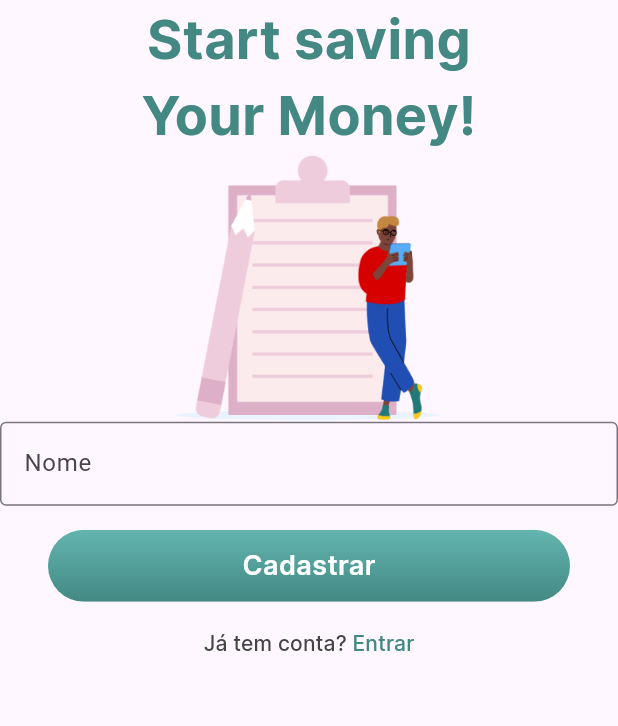
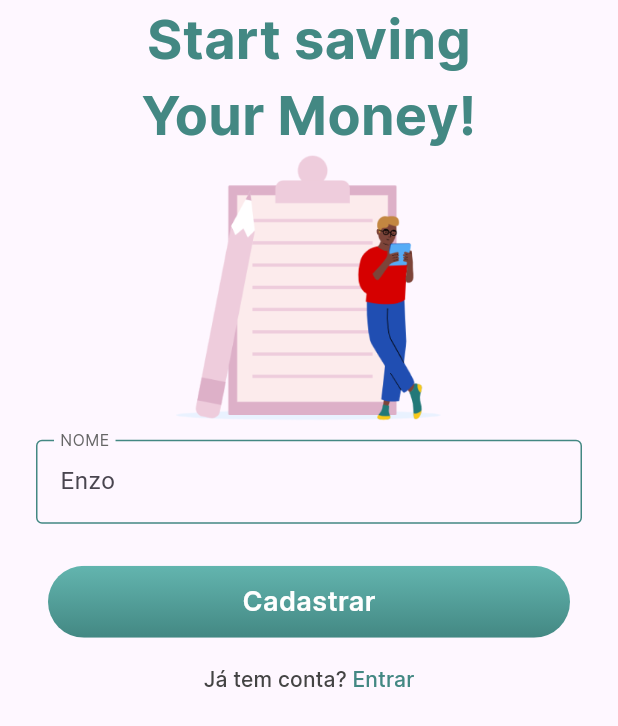
Before and after one commit to RafaelJordao06/financy_app, a Flutter app: the screen it shows after launch, on a phone screen of 412 x 824 dp. Shown: the top 726 px of the screen. Run offline on Flutter 3.47's test engine with Material 3 defaults, Android fonts, the phone set to English and light mode, and no system bars.

Commit message:
criando componente do text form field

```diff
--- a/lib/app.dart
+++ b/lib/app.dart
@@ -1,5 +1,5 @@
 // import 'package:financy_app/features/onboarding/onboarding_page.dart';
-import 'package:financy_app/common/constants/themes/default_theme.dart';
+//import 'package:financy_app/common/constants/themes/default_theme.dart';
 import 'package:financy_app/features/sign_up/sign_up_page.dart';
 // import 'package:financy_app/features/splash/splash.page.dart';
 import 'package:flutter/material.dart';
--- a/lib/common/constants/app_colors.dart
+++ b/lib/common/constants/app_colors.dart
@@ -15,5 +15,6 @@ class AppColors {
   ];
   static const Color white = Color(0xFFFFFFFF);
   static const Color iceWhite = Color(0xFFEEF8F7);
-  static const Color grey = Color(0xFF444444);
+  static const Color darkGrey = Color(0xFF444444);
+  static const Color grey = Color(0xFF666666);
 }
--- a/lib/common/constants/app_text_styles.dart
+++ b/lib/common/constants/app_text_styles.dart
@@ -26,4 +26,10 @@ class AppTextStyles {
     fontSize: 14.0,
     fontWeight: FontWeight.w500,
   );
+
+  static const TextStyle inputLabelText = TextStyle(
+    fontFamily: 'Inter',
+    fontSize: 14.0,
+    fontWeight: FontWeight.w400,
+  );
 }
--- /dev/null
+++ b/lib/common/widgets/custom_text_form_field.dart
@@ -0,0 +1,63 @@
+import 'package:financy_app/common/constants/app_colors.dart';
+import 'package:financy_app/common/constants/app_text_styles.dart';
+import 'package:flutter/material.dart';
+
+class CustomTextFormField extends StatefulWidget {
+  final EdgeInsetsGeometry? padding;
+  final String? hintText;
+  final String? labelText;
+  final TextCapitalization? textCapitalization;
+  final TextEditingController? controller;
+  final TextInputType? keyboardType;
+  final int? maxLength;
+  final TextInputAction? textInputAction;
+
+  const CustomTextFormField({
+    super.key,
+    this.padding,
+    this.hintText,
+    this.labelText,
+    this.textCapitalization,
+    this.controller,
+    this.keyboardType,
+    this.maxLength,
+    this.textInputAction,
+  });
+
+  @override
+  State<CustomTextFormField> createState() => _CustomTextFormFieldState();
+}
+
+class _CustomTextFormFieldState extends State<CustomTextFormField> {
+  final defaultBorder = const OutlineInputBorder(
+      borderSide: BorderSide(color: AppColors.greenlightTwo));
+
+  @override
+  Widget build(BuildContext context) {
+    return Padding(
+      padding: widget.padding ??
+          const EdgeInsets.symmetric(horizontal: 24.0, vertical: 12.0),
+      child: TextFormField(
+        textInputAction: widget.textInputAction,
+        maxLength: widget.maxLength,
+        keyboardType: widget.keyboardType,
+        controller: widget.controller,
+        textCapitalization:
+            widget.textCapitalization ?? TextCapitalization.none,
+        decoration: InputDecoration(
+            hintText: widget.hintText,
+            floatingLabelBehavior: FloatingLabelBehavior.always,
+            labelText: widget.labelText?.toUpperCase(),
+            labelStyle:
+                AppTextStyles.inputLabelText.copyWith(color: AppColors.grey),
+            focusedBorder: defaultBorder,
+            errorBorder: defaultBorder.copyWith(
+                borderSide: const BorderSide(color: Colors.red)),
+            focusedErrorBorder: defaultBorder.copyWith(
+                borderSide: const BorderSide(color: Colors.red)),
+            enabledBorder: defaultBorder,
+            disabledBorder: defaultBorder),
+      ),
+    );
+  }
+}
--- a/lib/features/onboarding/onboarding_page.dart
+++ b/lib/features/onboarding/onboarding_page.dart
@@ -40,8 +40,8 @@ class OnboardingPage extends StatelessWidget {
             onPressed: () => print('oi'),
             children: [
               Text('Já tem conta? ',
-                  style:
-                      AppTextStyles.smallText.copyWith(color: AppColors.grey)),
+                  style: AppTextStyles.smallText
+                      .copyWith(color: AppColors.darkGrey)),
               Text('Entrar',
                   style: AppTextStyles.smallText
                       .copyWith(color: AppColors.greenlightTwo)),
--- a/lib/features/sign_up/sign_up_page.dart
+++ b/lib/features/sign_up/sign_up_page.dart
@@ -1,5 +1,6 @@
 import 'package:financy_app/common/constants/app_colors.dart';
 import 'package:financy_app/common/constants/app_text_styles.dart';
+import 'package:financy_app/common/widgets/custom_text_form_field.dart';
 import 'package:financy_app/common/widgets/multi_text_button.dart';
 import 'package:financy_app/common/widgets/primary_button.dart';
 import 'package:flutter/material.dart';
@@ -23,12 +24,12 @@ class SignUpPage extends StatelessWidget {
             style: AppTextStyles.mediumText
                 .copyWith(color: AppColors.greenlightTwo)),
         Image.asset('assets/images/sign_up_image.png'),
-        Form(
+        const Form(
             child: Column(
           children: [
-            TextFormField(
-              decoration: const InputDecoration(
-                  labelText: "Nome", border: OutlineInputBorder()),
+            CustomTextFormField(
+              labelText: "Nome",
+              hintText: "Enzo",
             ),
           ],
         )),
@@ -45,7 +46,8 @@ class SignUpPage extends StatelessWidget {
           onPressed: () => print('oi'),
           children: [
             Text('Já tem conta? ',
-                style: AppTextStyles.smallText.copyWith(color: AppColors.grey)),
+                style: AppTextStyles.smallText
+                    .copyWith(color: AppColors.darkGrey)),
             Text('Entrar',
                 style: AppTextStyles.smallText
                     .copyWith(color: AppColors.greenlightTwo)),
```
